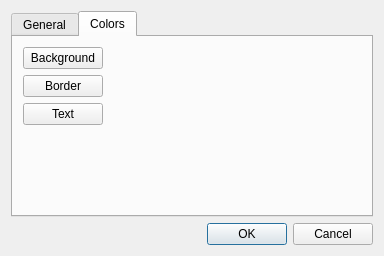
qtilities/qruler, file src/dialogprefs.ui: the form before one commit.
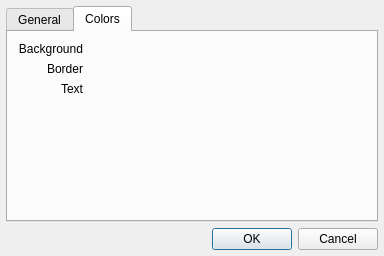
The form after the commit. The open tabs and pages were chosen to show the change. Custom widgets are drawn as their Qt base class.

Patch:
```diff
--- a/src/dialogprefs.ui
+++ b/src/dialogprefs.ui
@@ -11,6 +11,21 @@
    </rect>
   </property>
   <layout class="QVBoxLayout" name="layout">
+   <property name="sizeConstraint">
+    <enum>QLayout::SetNoConstraint</enum>
+   </property>
+   <property name="leftMargin">
+    <number>6</number>
+   </property>
+   <property name="topMargin">
+    <number>6</number>
+   </property>
+   <property name="rightMargin">
+    <number>6</number>
+   </property>
+   <property name="bottomMargin">
+    <number>6</number>
+   </property>
    <item>
     <widget class="QTabWidget" name="tabWidget">
      <property name="currentIndex">
@@ -85,48 +100,29 @@
         <rect>
          <x>10</x>
          <y>10</y>
-         <width>341</width>
-         <height>141</height>
+         <width>351</width>
+         <height>161</height>
         </rect>
        </property>
        <layout class="QGridLayout" name="layColors">
-        <item row="2" column="0">
-         <widget class="QPushButton" name="pbnFg">
-          <property name="text">
-           <string>Text</string>
-          </property>
-         </widget>
-        </item>
-        <item row="1" column="1">
-         <widget class="QLabel" name="lblColorBd">
-          <property name="text">
-           <string/>
-          </property>
-         </widget>
-        </item>
+        <property name="sizeConstraint">
+         <enum>QLayout::SetNoConstraint</enum>
+        </property>
+        <property name="spacing">
+         <number>6</number>
+        </property>
         <item row="0" column="0">
-         <widget class="QPushButton" name="pbnBg">
+         <widget class="QLabel" name="lblBackground">
           <property name="text">
            <string>Background</string>
           </property>
-         </widget>
-        </item>
-        <item row="2" column="1">
-         <widget class="QLabel" name="lblColorFg">
-          <property name="text">
-           <string/>
-          </property>
-         </widget>
-        </item>
-        <item row="1" column="0">
-         <widget class="QPushButton" name="pbnBd">
-          <property name="text">
-           <string>Border</string>
+          <property name="alignment">
+           <set>Qt::AlignRight|Qt::AlignTrailing|Qt::AlignVCenter</set>
           </property>
          </widget>
         </item>
         <item row="0" column="1">
-         <widget class="QLabel" name="lblColorBg">
+         <widget class="Qtilities::LiteButton" name="lbnBgColor">
           <property name="sizePolicy">
            <sizepolicy hsizetype="Expanding" vsizetype="Preferred">
             <horstretch>0</horstretch>
@@ -138,6 +134,33 @@
           </property>
          </widget>
         </item>
+        <item row="1" column="0">
+         <widget class="QLabel" name="lblBorder">
+          <property name="text">
+           <string>Border</string>
+          </property>
+          <property name="alignment">
+           <set>Qt::AlignRight|Qt::AlignTrailing|Qt::AlignVCenter</set>
+          </property>
+         </widget>
+        </item>
+        <item row="2" column="1">
+         <widget class="Qtilities::LiteButton" name="lbnFgColor">
+          <property name="text">
+           <string/>
+          </property>
+         </widget>
+        </item>
+        <item row="2" column="0">
+         <widget class="QLabel" name="lblText">
+          <property name="text">
+           <string>Text</string>
+          </property>
+          <property name="alignment">
+           <set>Qt::AlignRight|Qt::AlignTrailing|Qt::AlignVCenter</set>
+          </property>
+         </widget>
+        </item>
         <item row="3" column="1">
          <spacer name="vspColors">
           <property name="orientation">
@@ -151,6 +174,13 @@
           </property>
          </spacer>
         </item>
+        <item row="1" column="1">
+         <widget class="Qtilities::LiteButton" name="lbnBdColor">
+          <property name="text">
+           <string/>
+          </property>
+         </widget>
+        </item>
        </layout>
       </widget>
      </widget>
@@ -174,6 +204,13 @@
    </item>
   </layout>
  </widget>
+ <customwidgets>
+  <customwidget>
+   <class>Qtilities::LiteButton</class>
+   <extends>QLabel</extends>
+   <header>src/litebutton.hpp</header>
+  </customwidget>
+ </customwidgets>
  <resources/>
  <connections/>
 </ui>
```
Left out of the diff: 11 changed lines with no effect on the pictures.
